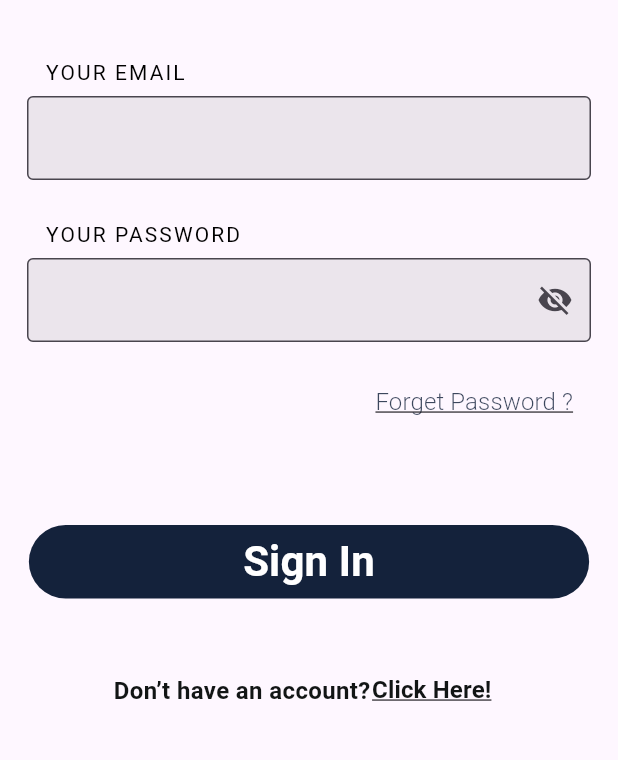
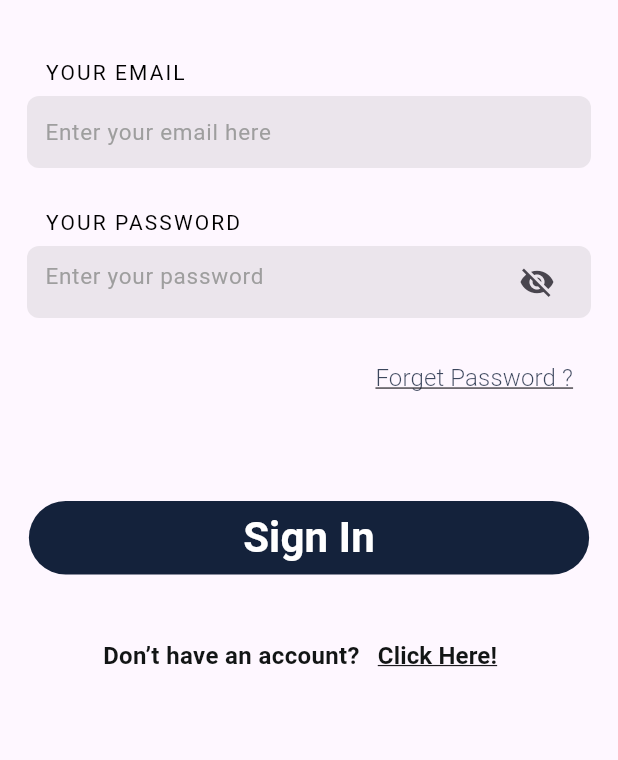
Before and after one commit to dipeshrawal/Hostel_Finder, a Flutter app: the screen it shows after launch, after a tap on "Get Started", on a phone screen of 412 x 824 dp, the part 450-1210 px from its top. Run offline on Flutter 3.47's test engine with Material 3 defaults, Android fonts, the phone set to English and light mode, and no system bars; our stand-ins replace get, icons_plus; Roboto replaces fonts that are missing (Hind, Hind Jalandhar, Karla).

Commit message:
dipesh update

```diff
--- a/lib/Login_Page.dart
+++ b/lib/Login_Page.dart
@@ -89,20 +89,26 @@ class loginpage_state extends State<Login_Page>{
                     ),
               Padding(
                 padding: const EdgeInsets.all(8),
+                child: Container(
+                  padding: const EdgeInsets.symmetric(horizontal: 12), // Adding padding inside the container
+                  decoration: BoxDecoration(
+                    borderRadius: BorderRadius.circular(8), // Rounded corners for the container
+                    color: Colors.grey.withOpacity(0.2),
+                  ),
                   child: TextField(
                     cursorColor: Colors.black,
                     decoration: InputDecoration(
-
-                    border: OutlineInputBorder(
-
-                    ),
-                    filled: true,
-                    fillColor: Colors.grey.withOpacity(0.2),
-
+                      border: InputBorder.none, // Remove the default border
+                      hintText: 'Enter your email here', // Adding hint text
+                      hintStyle: TextStyle(color: Colors.grey, fontSize: 15), // Hint text color
                     ),
                     controller: email_controller,
-                  style: TextStyle(color: Colors.black),),
+                    style: TextStyle(color: Colors.black),
                   ),
+                ),
+              ),
+
+
 
               SizedBox(height: 20,),
               Padding(
@@ -125,21 +131,31 @@ class loginpage_state extends State<Login_Page>{
               ),
               Padding(
                 padding: const EdgeInsets.all(8),
+                child: Container(
+                  padding: const EdgeInsets.symmetric(horizontal: 12), // Adding padding inside the container
+                  decoration: BoxDecoration(
+                    borderRadius: BorderRadius.circular(8), // Rounded corners for the container
+                    color: Colors.grey.withOpacity(0.2),
+                  ),
                   child: TextField(
                     obscureText: isHidePassword,
                     decoration: InputDecoration(
-                    border: OutlineInputBorder(),
-                      filled: true,
-                      fillColor: Colors.grey.withOpacity(0.2),
+                      border: InputBorder.none, // Remove the default border
+                      hintText: 'Enter your password', // Adding hint text
+                      hintStyle: TextStyle(color: Colors.grey, fontSize: 15), // Hint text color
                       suffixIcon: InkWell(
                         onTap: _togglePasswordView,
                         child: Icon(isHidePassword
                             ? Icons.visibility_off
-                            : Icons.visibility))
+                            : Icons.visibility),
+                      ),
                     ),
                     controller: password_controller,
-                  style: TextStyle(color: Colors.black),),
+                    style: TextStyle(color: Colors.black),
                   ),
+                ),
+              ),
+
               Padding(
                 padding: const EdgeInsets.all(8.0),
                 child: Row(
@@ -189,18 +205,11 @@ class loginpage_state extends State<Login_Page>{
                   backgroundColor: Color(0xFF14223B),
                 ),
               ),
-              SizedBox(height: 50,),
-              Container(
-                width: 320,
-                height: 35,
-                child: Stack(
+              SizedBox(height: 30,),
+              Row(
+                mainAxisAlignment: MainAxisAlignment.center,
                   children: [
-                    Positioned(
-                      left: 5,
-                      top: 2,
-                      child: SizedBox(
-                        width: 221,
-                        height: 33,
+                    SizedBox(
                         child: Text(
                           'Don’t have an account?',
                           textAlign: TextAlign.center,
@@ -213,12 +222,7 @@ class loginpage_state extends State<Login_Page>{
                           ),
                         ),
                     ),
-                    ),
-                    SizedBox(width:5,),
-                    Positioned(
-                      left: 190,
-                      bottom:0,
-                          child: TextButton(
+                    TextButton(
                             onPressed: () {
                               Navigator.push(context,
                                   MaterialPageRoute(builder: (context) => Sign_Up()));
@@ -234,11 +238,8 @@ class loginpage_state extends State<Login_Page>{
                               ),
                             ),
                           ),
-                      ),
                   ],
                 ),
-              ),
-
             ],
 
           ),
--- a/lib/Welcome_Page.dart
+++ b/lib/Welcome_Page.dart
@@ -125,7 +125,7 @@ class welcomepage_state extends State<Welcome_Page>{
               ),
               Positioned(
                   bottom: 150,
-                  left: size.width/10,
+                  left: size.width/15,
                   child: Center(
                     child: TextButton(
                       onPressed: () {
```
Also changed, not shown: lib/SignUp_OTP.dart (+3 -19 lines), lib/Sign_Up.dart (+5 -22 lines), lib/Visitor_Dashboard.dart (+4 -7 lines). Lines whose indentation alone changed are shown as unchanged.
